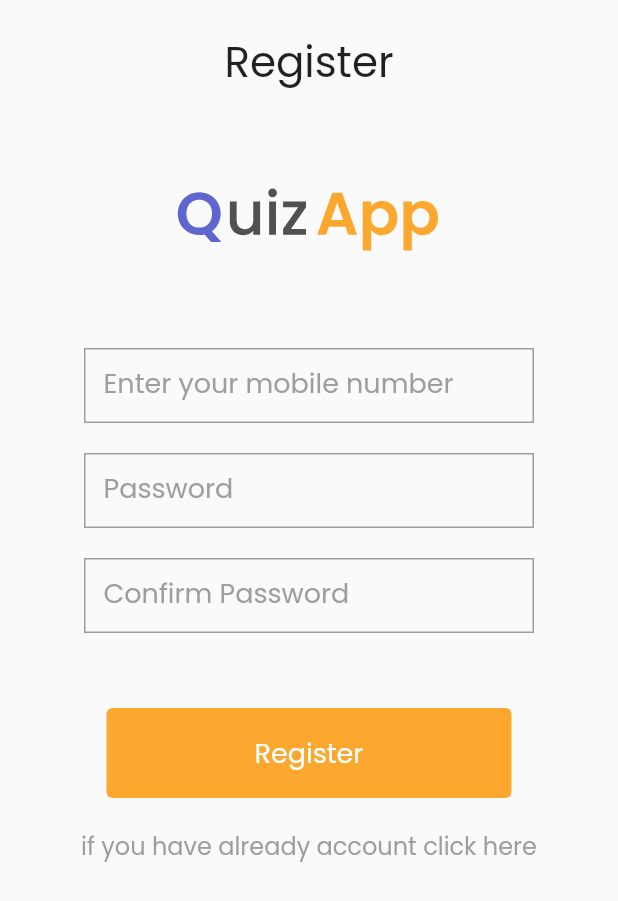
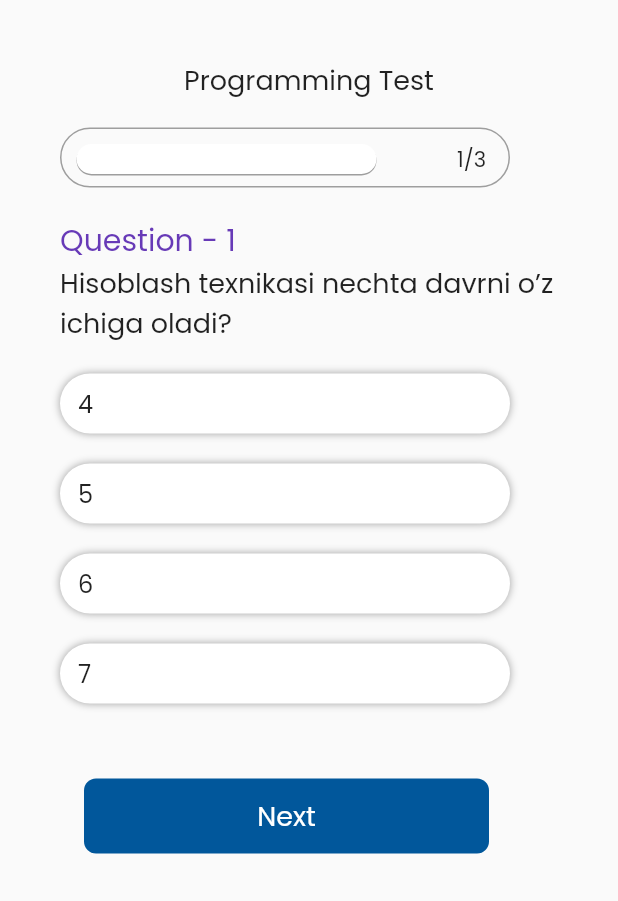
Before and after one commit to ahadjonovss/quizz_game, a Flutter app: the screen it shows after launch, on a phone screen of 412 x 824 dp. Shown: the top 901 px of the screen. Run offline on Flutter 3.47's test engine with Material 2 defaults, Android fonts, the phone set to English and light mode, and no system bars; our stand-ins replace flutter_svg.

Commit message:
ancha muncha ish bo'ldi atak

```diff
--- a/lib/main.dart
+++ b/lib/main.dart
@@ -1,6 +1,8 @@
 import 'package:flutter/material.dart';
+import 'package:quizz_game/pages/game_play.dart';
 import 'package:quizz_game/pages/login_page_1.1.dart';
 import 'package:quizz_game/pages/register_page_1.3.dart';
+import 'package:quizz_game/utils/questions.dart';
 
 void main() {
   runApp(const MyApp());
@@ -20,7 +22,7 @@ class MyApp extends StatelessWidget {
         primarySwatch: Colors.blue,
       ),
       debugShowCheckedModeBanner: false,
-      home:RegisterPage() ,
+      home:GamePlay(questions: all_questions) ,
     );
   }
 }
--- /dev/null
+++ b/lib/models/option_model.dart
@@ -0,0 +1,7 @@
+class Option{
+  dynamic title;
+  bool isSelected=false;
+  bool isTrue;
+
+  Option({required this.title,this.isTrue=false});
+}
--- /dev/null
+++ b/lib/models/question_model.dart
@@ -0,0 +1,9 @@
+import 'package:quizz_game/models/option_model.dart';
+
+class Question{
+  String title;
+  List<Option> options=[];
+
+  Question({required this.title,required this.options});
+
+}
--- /dev/null
+++ b/lib/pages/game_play.dart
@@ -0,0 +1,179 @@
+import 'package:flutter/material.dart';
+import 'package:quizz_game/models/question_model.dart';
+import 'package:quizz_game/pages/result_page.dart';
+import 'package:quizz_game/utils/fonts.dart';
+
+import '../models/option_model.dart';
+
+class GamePlay extends StatefulWidget {
+  List<Question> questions;
+  int currentQuestion=0;
+  String nextButton="Next";
+  Map<int,String> result={};
+  GamePlay({Key? key,required this.questions}) : super(key: key);
+
+  @override
+  State<GamePlay> createState() => _GamePlayState();
+}
+
+class _GamePlayState extends State<GamePlay> {
+  void ontap() {
+    setState(() {
+    });
+  }
+  @override
+  Widget build(BuildContext context) {
+    return Scaffold(
+      body: SafeArea(
+        child: Container(
+          child: Column(
+            crossAxisAlignment: CrossAxisAlignment.start,
+            children: [
+              SizedBox(height: 40,),
+              Center(child: Text("Programming Test",style: MyFonts.F_18,)),
+              SizedBox(height: 18,),
+              Container(
+                margin: EdgeInsets.only(left: 40),
+                padding: EdgeInsets.only(left: 10),
+                width: 300,
+                height: 40,
+                decoration: BoxDecoration(
+                  borderRadius: BorderRadius.circular(32),
+                  border: Border.all(color: Colors.grey)
+                ),
+                child: Stack(
+                  children:[
+                    Positioned(
+                      child: Container(
+                        width: 200,
+                        height: 20,
+                        decoration: BoxDecoration(
+                            borderRadius: BorderRadius.circular(32),
+                            color: Colors.white,
+                            boxShadow: const [
+                              BoxShadow(
+                                  color: Colors.grey,
+                                  offset: Offset(0,1)
+                              )
+                            ]
+                        ),),
+                      top: 10,
+                    ),
+                    Positioned(
+                      child: Container(
+                          height: 20,
+                          width: widget.currentQuestion*(200/widget.questions.length),
+                          decoration: BoxDecoration(
+                              borderRadius: BorderRadius.circular(32),
+                              color: Colors.orange
+                          ),
+                        ),
+                      top: 10,
+                    ),
+                    Positioned(
+                        child: Text("${widget.currentQuestion+1}/${widget.questions.length}"),
+                    top: 10,
+                    right: 15,)
+                  ]
+                ),
+              ),//indicator
+              SizedBox(height: 20,),
+              Container(
+                margin: EdgeInsets.only(left: 40),
+                height: 600,
+                width: 400,
+                child: Column(
+                  crossAxisAlignment: CrossAxisAlignment.start,
+                  children: [
+                    Text("Question - ${widget.currentQuestion+1}",style: MyFonts.F_18.copyWith(color: Colors.deepPurple,fontSize: 20),),
+                    Text(widget.questions[widget.currentQuestion].title,style: MyFonts.F_18.copyWith(fontSize: 18,),),
+                    options(widget.questions[widget.currentQuestion].options[0],ontap),
+                    options(widget.questions[widget.currentQuestion].options[1],ontap),
+                    options(widget.questions[widget.currentQuestion].options[2],ontap),
+                    options(widget.questions[widget.currentQuestion].options[3],ontap),
+                    InkWell(
+                    onTap: () {
+                      if(widget.nextButton=="Finish"){
+                        if(widget.result.length!=widget.questions.length)
+                          {
+                            List q_result=widget.questions[widget.currentQuestion].options.map((e) => e.isSelected==true && e.isTrue==true).toList();
+                            widget.result[widget.currentQuestion+1]=q_result.contains(true)?"Correct":"Incorrect";
+                          }
+                        print(widget.result);
+                        Navigator.push(context, MaterialPageRoute(builder: (context)=>ResultPage(results: widget.result)));
+                      }
+                      if(widget.currentQuestion==widget.questions.length-2)
+                        widget.nextButton="Finish";
+                      int falses=0;
+                      List selecteds=widget.questions[widget.currentQuestion].options.map((e) => e.isSelected).toList();
+                      selecteds.forEach((element) {
+                        if(element==false)
+                          falses++;
+                      });
+                      if(falses==3){
+                        setState(() {
+                          List q_result=widget.questions[widget.currentQuestion].options.map((e) => e.isSelected==true && e.isTrue==true).toList();
+                          widget.result[widget.currentQuestion+1]=q_result.contains(true)?"Correct":"Incorrect";
+                          if(widget.currentQuestion!=widget.questions.length-1)
+                          widget.currentQuestion++;
+
+                        });
+                      }
+                      if(falses<3 || falses==4){
+                        var snackBar = SnackBar(
+                          dismissDirection: DismissDirection.horizontal,
+                            content: Text(falses<4?'Faqatgina bitta javobni tanlang!':"Javob tanlanmadi!",style: TextStyle(color: Colors.red),));
+                        ScaffoldMessenger.of(context).showSnackBar(snackBar);
+                      }
+                    },
+                    child: Container(
+                      margin: EdgeInsets.only(left: 16,top: 50),
+                      height: 50,
+                      width: 270,
+                      decoration: BoxDecoration(
+                          color: Colors.lightBlue.shade900,
+                          borderRadius: BorderRadius.circular(8)
+                      ),
+                      child: Center(
+                          child: Text(widget.nextButton,style: MyFonts.F_18.copyWith(color: Colors.white),)),
+                    )),
+
+
+                  ],
+                ),
+              )
+
+            ],
+          ),
+        ),
+      ),
+    );
+  }
+}
+
+Widget options(Option myoption,Function set){
+  return InkWell(
+    onTap: (){
+      myoption.isSelected=!myoption.isSelected;
+      set();
+    },
+    child: Container(
+      margin: EdgeInsets.only(top: 20),
+      padding: EdgeInsets.all(8),
+      width: 300,
+      decoration: BoxDecoration(
+          borderRadius: BorderRadius.circular(32),
+          color: myoption.isSelected?Colors.green:Colors.white,
+          boxShadow: const [
+            BoxShadow(
+                color: Colors.grey,
+                blurRadius: 4
+            )
+          ]
+      ),
+      child: Container(
+          margin: EdgeInsets.only(left: 4),
+          child: Text(myoption.title,style: MyFonts.F_18.copyWith(fontSize: 16),)),
+    ),
+  );
+}
--- /dev/null
+++ b/lib/utils/questions.dart
@@ -0,0 +1,38 @@
+import 'package:quizz_game/models/option_model.dart';
+import 'package:quizz_game/models/question_model.dart';
+
+List<Question> all_questions=[
+  Question(
+      title: "Hisoblash texnikasi nechta davrni o’z ichiga oladi?",
+      options: [
+        Option(
+            title: "4",isTrue: true),
+        Option(
+            title: "5"),
+        Option(
+            title: "6"),
+        Option(
+            title: "7")]),
+  Question(
+      title: "Mehanik mashinalar davri nechanchi yildan boshlandi?",
+      options: [
+        Option(
+            title: "1923-yil",isTrue: true),
+        Option(
+            title: "1925-yil"),
+        Option(
+            title: "1929-yil"),
+        Option(
+            title: "1930-yil")]),
+  Question(
+      title: " Insoniyat dastlabki xisoblash vositasi sifatida nimadan foydalangan?",
+      options: [
+        Option(
+            title: "Xisoblash mashinkadan"),
+        Option(
+            title: "Barmoqlardan",isTrue: true),
+        Option(
+            title: "Cho’plardan  "),
+        Option(
+            title: "Abak ")]),
+];
```
Also changed, not shown: lib/pages/result_page.dart (added, +40 -0 lines), lib/widgets/result_widget.dart (added, +29 -0 lines).
